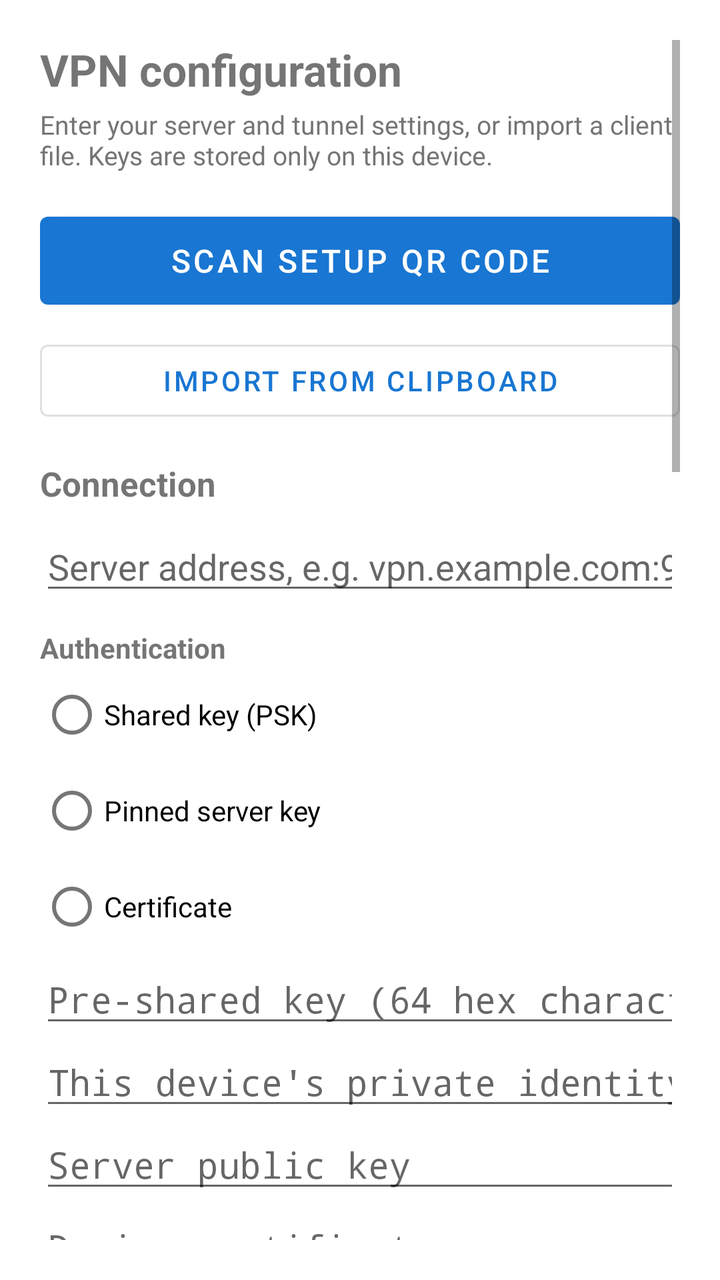
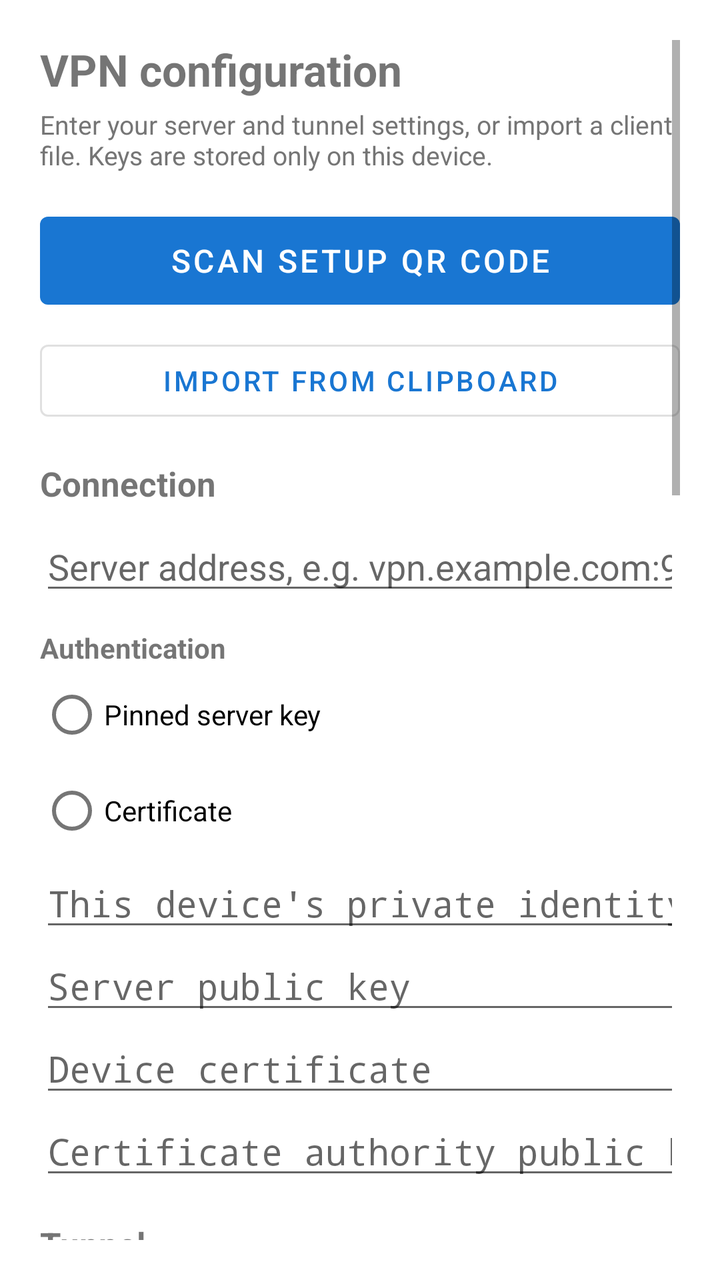

The first picture is an Android layout as it rendered before a commit; the second is the same layout after the commit. The layout source and the unified diff follow.
<!-- AndroidManifest.xml: application theme Theme.RvpnClient -->
<!-- res/layout/section_config.xml -->
<?xml version="1.0" encoding="utf-8"?>
<ScrollView xmlns:android="http://schemas.android.com/apk/res/android"
    android:layout_width="match_parent"
    android:layout_height="match_parent"
    android:padding="20dp"
    android:fillViewport="true">

    <LinearLayout
        android:layout_width="match_parent"
        android:layout_height="wrap_content"
        android:orientation="vertical">

        <TextView android:layout_width="wrap_content" android:layout_height="wrap_content"
            android:text="VPN configuration" android:textSize="22sp" android:textStyle="bold"
            android:layout_marginBottom="4dp" />

        <TextView android:layout_width="match_parent" android:layout_height="wrap_content"
            android:text="Enter your server and tunnel settings, or import a client file. Keys are stored only on this device."
            android:textSize="13sp" android:textColor="#757575" android:layout_marginBottom="16dp" />

        <Button android:id="@+id/scanQrButton" android:layout_width="match_parent"
            android:layout_height="56dp" android:text="Scan setup QR code" android:textSize="16sp"
            android:layout_marginBottom="8dp" />
        <Button android:id="@+id/pasteClipboardButton"
            style="@style/Widget.MaterialComponents.Button.OutlinedButton"
            android:layout_width="match_parent" android:layout_height="wrap_content"
            android:text="Import from clipboard" android:layout_marginBottom="16dp" />

        <TextView android:layout_width="wrap_content" android:layout_height="wrap_content"
            android:text="Connection" android:textStyle="bold" android:textSize="17sp" android:layout_marginBottom="8dp" />
        <EditText android:id="@+id/formServer" android:layout_width="match_parent" android:layout_height="wrap_content"
            android:hint="Server address, e.g. vpn.example.com:9000" android:inputType="textUri" android:singleLine="true" />

        <TextView android:layout_width="wrap_content" android:layout_height="wrap_content"
            android:text="Authentication" android:textStyle="bold" android:layout_marginTop="12dp" />
        <RadioGroup android:id="@+id/formAuthMode" android:layout_width="match_parent" android:layout_height="wrap_content">
            <RadioButton android:id="@+id/authPsk" android:layout_width="wrap_content" android:layout_height="wrap_content" android:text="Shared key (PSK)" />
            <RadioButton android:id="@+id/authPinned" android:layout_width="wrap_content" android:layout_height="wrap_content" android:text="Pinned server key" />
            <RadioButton android:id="@+id/authCertificate" android:layout_width="wrap_content" android:layout_height="wrap_content" android:text="Certificate" />
        </RadioGroup>
        <EditText android:id="@+id/formPsk" android:layout_width="match_parent" android:layout_height="wrap_content"
            android:hint="Pre-shared key (64 hex characters)" android:inputType="textNoSuggestions" android:fontFamily="monospace" />
        <EditText android:id="@+id/formIdentitySeed" android:layout_width="match_parent" android:layout_height="wrap_content"
            android:hint="This device's private identity seed" android:inputType="textNoSuggestions" android:fontFamily="monospace" />
        <EditText android:id="@+id/formPeerKey" android:layout_width="match_parent" android:layout_height="wrap_content"
            android:hint="Server public key" android:inputType="textNoSuggestions" android:fontFamily="monospace" />
        <EditText android:id="@+id/formCertificate" android:layout_width="match_parent" android:layout_height="wrap_content"
            android:hint="Device certificate" android:inputType="textMultiLine|textNoSuggestions" android:fontFamily="monospace" />
        <EditText android:id="@+id/formCaKey" android:layout_width="match_parent" android:layout_height="wrap_content"
            android:hint="Certificate authority public key" android:inputType="textNoSuggestions" android:fontFamily="monospace" />

        <TextView android:layout_width="wrap_content" android:layout_height="wrap_content"
            android:text="Tunnel" android:textStyle="bold" android:textSize="17sp" android:layout_marginTop="16dp" />
        <EditText android:id="@+id/formIpv4" android:layout_width="match_parent" android:layout_height="wrap_content"
            android:hint="Device IPv4 address / prefix" android:inputType="text" android:singleLine="true" />
        <CheckBox android:id="@+id/formIpv6Enabled" android:layout_width="wrap_content" android:layout_height="wrap_content" android:text="Enable IPv6" />
        <EditText android:id="@+id/formIpv6" android:layout_width="match_parent" android:layout_height="wrap_content"
            android:hint="Device IPv6 address / prefix" android:inputType="text" android:singleLine="true" />
        <EditText android:id="@+id/formDns" android:layout_width="match_parent" android:layout_height="wrap_content"
            android:hint="DNS servers, separated by commas" android:inputType="text" android:singleLine="true" />
        <EditText android:id="@+id/formMtu" android:layout_width="match_parent" android:layout_height="wrap_content"
            android:hint="MTU" android:inputType="number" android:singleLine="true" />
        <CheckBox android:id="@+id/formDefaultV4" android:layout_width="wrap_content" android:layout_height="wrap_content" android:text="Route IPv4 internet traffic through VPN" />
        <CheckBox android:id="@+id/formDefaultV6" android:layout_width="wrap_content" android:layout_height="wrap_content" android:text="Route IPv6 internet traffic through VPN" />
        <EditText android:id="@+id/formSplitRoutesV4" android:layout_width="match_parent" android:layout_height="wrap_content"
            android:hint="Additional IPv4 routes (comma-separated CIDRs)" android:inputType="text" />
        <EditText android:id="@+id/formSplitRoutesV6" android:layout_width="match_parent" android:layout_height="wrap_content"
            android:hint="Additional IPv6 routes (comma-separated CIDRs)" android:inputType="text" />
        <EditText android:id="@+id/formExcludedApps" android:layout_width="match_parent" android:layout_height="wrap_content"
            android:hint="Apps excluded from VPN (package names, comma-separated)" android:inputType="text" />

        <TextView android:layout_width="wrap_content" android:layout_height="wrap_content"
            android:text="Advanced" android:textStyle="bold" android:textSize="17sp" android:layout_marginTop="16dp" />
        <EditText android:id="@+id/formObfuscation" android:layout_width="match_parent" android:layout_height="wrap_content"
            android:hint="Obfuscation key (optional)" android:inputType="textNoSuggestions" android:fontFamily="monospace" />
        <EditText android:id="@+id/formRekey" android:layout_width="match_parent" android:layout_height="wrap_content"
            android:hint="Rekey packet limit" android:inputType="number" android:singleLine="true" />
        <EditText android:id="@+id/formRetryInterval" android:layout_width="match_parent" android:layout_height="wrap_content"
            android:hint="Handshake retry interval (ms)" android:inputType="number" android:singleLine="true" />
        <EditText android:id="@+id/formRetryLimit" android:layout_width="match_parent" android:layout_height="wrap_content"
            android:hint="Handshake retry limit" android:inputType="number" android:singleLine="true" />

        <Button android:id="@+id/saveFormButton" android:layout_width="match_parent" android:layout_height="wrap_content"
            android:text="Save configuration" android:layout_marginTop="12dp" />

        <TextView android:layout_width="match_parent" android:layout_height="wrap_content"
            android:text="Advanced: import or edit raw client.toml" android:textStyle="bold" android:layout_marginTop="24dp" android:layout_marginBottom="8dp" />
        <EditText android:id="@+id/configInput" android:layout_width="match_parent" android:layout_height="220dp"
            android:gravity="top|start" android:fontFamily="monospace" android:textSize="13sp"
            android:inputType="textMultiLine|textNoSuggestions" android:hint="Paste client.toml here"
            android:scrollbars="vertical" android:background="#F5F5F5" android:padding="12dp" />
        <Button android:id="@+id/saveConfigButton" android:layout_width="match_parent" android:layout_height="wrap_content"
            android:text="Save raw TOML" android:layout_marginTop="8dp" />
        <TextView android:id="@+id/configStatusText" android:layout_width="match_parent" android:layout_height="wrap_content"
            android:text="" android:textSize="13sp" android:textColor="#616161" android:layout_marginTop="12dp" />
    </LinearLayout>
</ScrollView>
<!-- resources referenced by this layout -->
<resources>
  <style name="Theme.RvpnClient" parent="Theme.MaterialComponents.DayNight.DarkActionBar">
          <item name="colorPrimary">#1976D2</item>
          <item name="colorPrimaryVariant">#0D47A1</item>
          <item name="colorOnPrimary">#FFFFFF</item>
      </style>
</resources>

<!-- the commit's change to res/layout/section_config.xml (unified diff, before → after) -->
@@ -34,12 +34,9 @@
         <TextView android:layout_width="wrap_content" android:layout_height="wrap_content"
             android:text="Authentication" android:textStyle="bold" android:layout_marginTop="12dp" />
         <RadioGroup android:id="@+id/formAuthMode" android:layout_width="match_parent" android:layout_height="wrap_content">
-            <RadioButton android:id="@+id/authPsk" android:layout_width="wrap_content" android:layout_height="wrap_content" android:text="Shared key (PSK)" />
             <RadioButton android:id="@+id/authPinned" android:layout_width="wrap_content" android:layout_height="wrap_content" android:text="Pinned server key" />
             <RadioButton android:id="@+id/authCertificate" android:layout_width="wrap_content" android:layout_height="wrap_content" android:text="Certificate" />
         </RadioGroup>
-        <EditText android:id="@+id/formPsk" android:layout_width="match_parent" android:layout_height="wrap_content"
-            android:hint="Pre-shared key (64 hex characters)" android:inputType="textNoSuggestions" android:fontFamily="monospace" />
         <EditText android:id="@+id/formIdentitySeed" android:layout_width="match_parent" android:layout_height="wrap_content"
             android:hint="This device's private identity seed" android:inputType="textNoSuggestions" android:fontFamily="monospace" />
         <EditText android:id="@+id/formPeerKey" android:layout_width="match_parent" android:layout_height="wrap_content"
